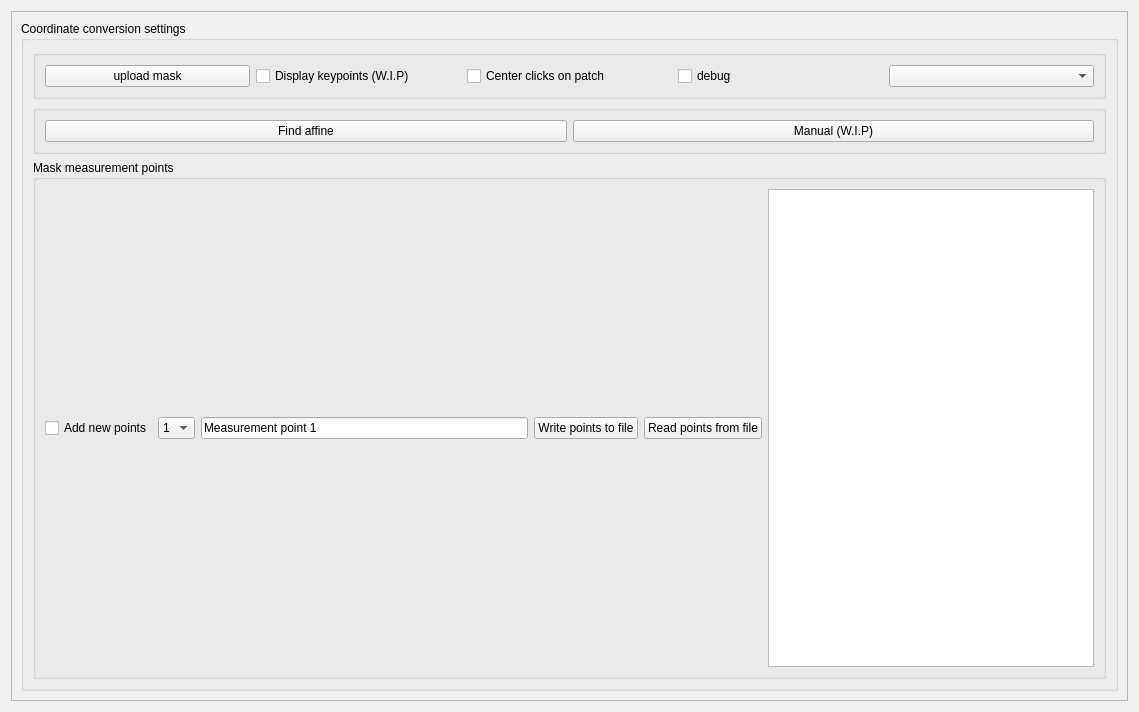
Qt form plugins/Affine/Affine_settingsWidget.ui (pyIVLS/pyIVLS) before a commit.
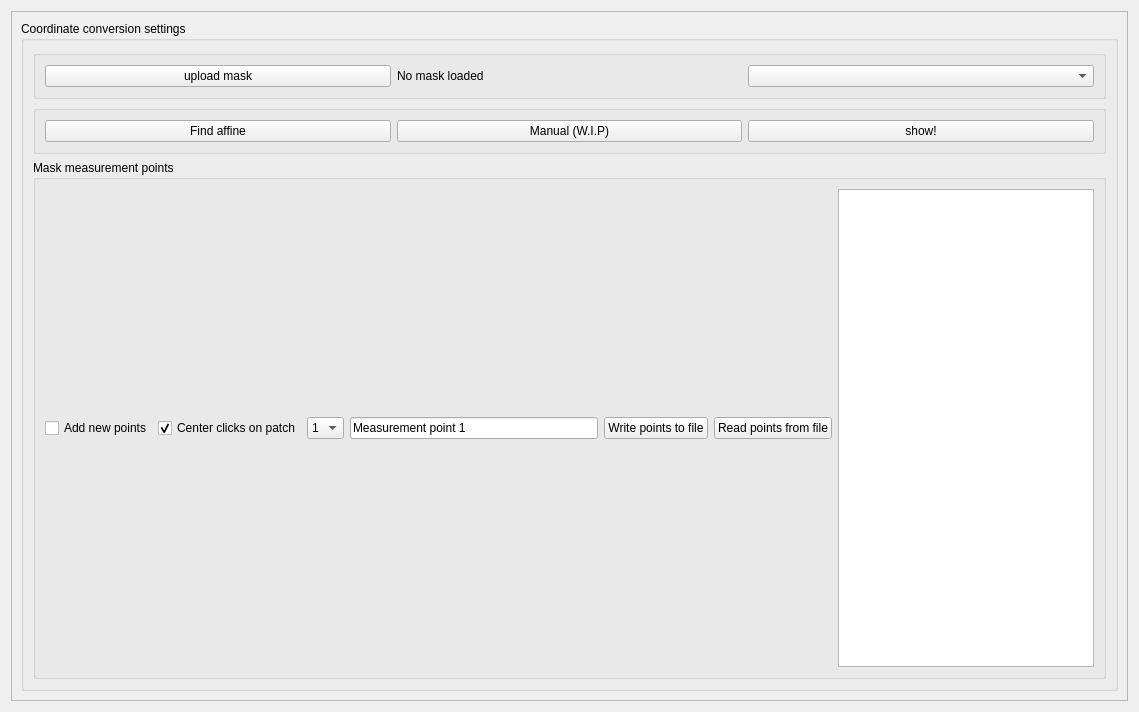
The same form after that commit.

Commit message: Added dummy camera, initial implementation for affine dialog

```diff
--- a/plugins/Affine/Affine_settingsWidget.ui
+++ b/plugins/Affine/Affine_settingsWidget.ui
@@ -55,23 +55,9 @@
               </widget>
              </item>
              <item>
-              <widget class="QCheckBox" name="dispKP">
+              <widget class="QLabel" name="label">
                <property name="text">
-                <string>Display keypoints (W.I.P)</string>
-               </property>
-              </widget>
-             </item>
-             <item>
-              <widget class="QCheckBox" name="centerClicks">
-               <property name="text">
-                <string>Center clicks on patch</string>
-               </property>
-              </widget>
-             </item>
-             <item>
-              <widget class="QCheckBox" name="checkBox">
-               <property name="text">
-                <string>debug</string>
+                <string>No mask loaded</string>
                </property>
               </widget>
              </item>
@@ -101,6 +87,13 @@
                </property>
               </widget>
              </item>
+             <item>
+              <widget class="QPushButton" name="showButton">
+               <property name="text">
+                <string>show!</string>
+               </property>
+              </widget>
+             </item>
             </layout>
            </widget>
           </item>
@@ -123,6 +116,16 @@
                </property>
               </widget>
              </item>
+             <item>
+              <widget class="QCheckBox" name="centerClicks">
+               <property name="text">
+                <string>Center clicks on patch</string>
+               </property>
+               <property name="checked">
+                <bool>true</bool>
+               </property>
+              </widget>
+             </item>
              <item>
               <widget class="QComboBox" name="pointCount">
                <item>
```
Left out of the diff: 4 changed lines with no effect on the pictures. The commit also changes 30 other files.
